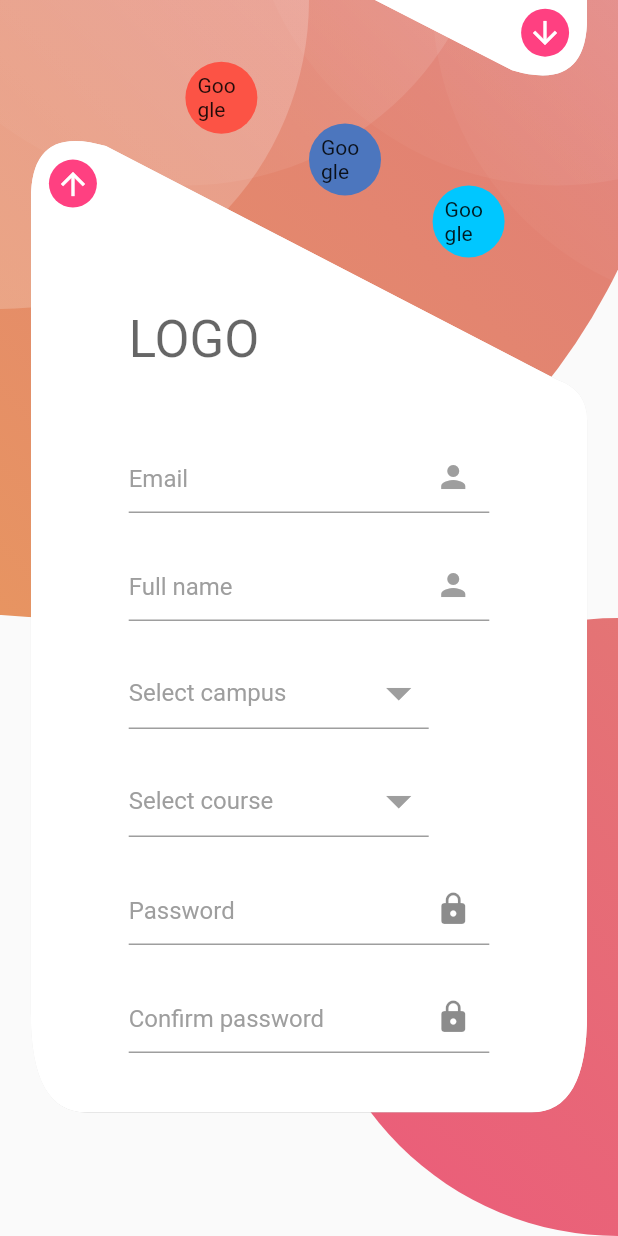
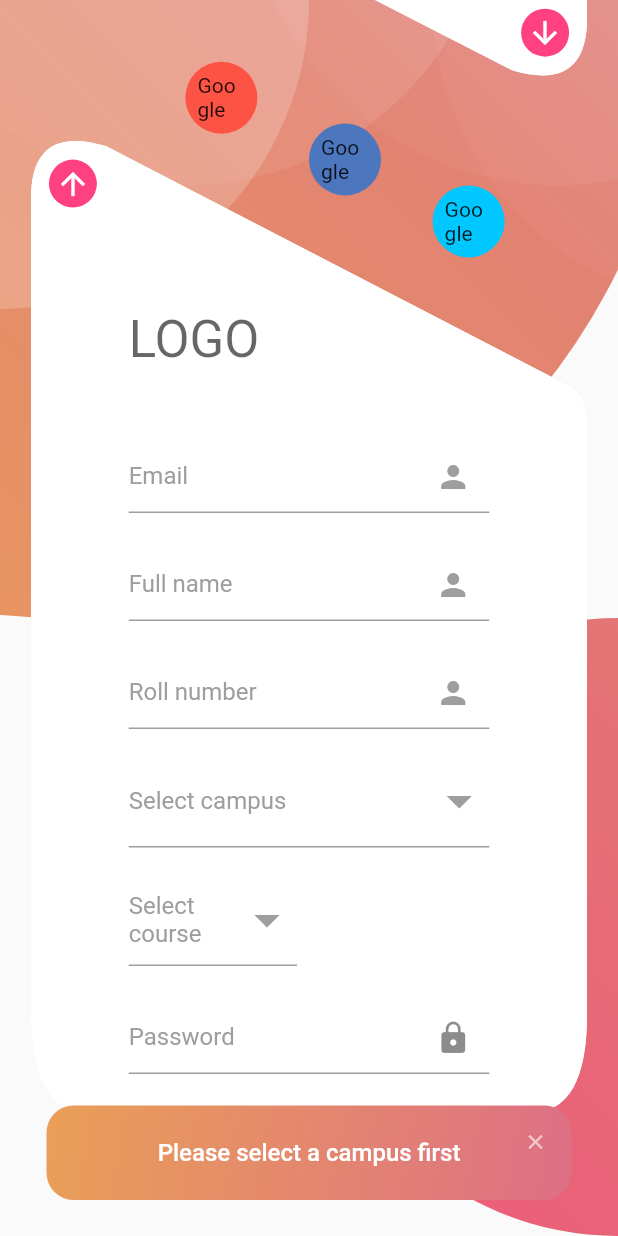
Before and after one commit to Adityashahi4465/ASCentralDesk, a Flutter app: the screen it shows after launch, after a tap on "Login", on a phone screen of 412 x 824 dp. Run offline on Flutter 3.47's test engine with Material 2 defaults, Android fonts, the light colour scheme and no system bars; our stand-ins replace flutter_riverpod.

Commit message:
Sign up Form completion.

```diff
--- a/lib/constants/app_constant.dart
+++ b/lib/constants/app_constant.dart
@@ -7,6 +7,11 @@ const EMAIL_AUTH_VALIDATION_INVALID = 'This email is invalid!';
 const NAME_AUTH_HINT = "Full name";
 const NAME_AUTH_VALIDATION_EMPTY = "Your name can't be empty!";
 const NAME_AUTH_VALIDATION_INVALID = 'This name is invalid!';
+
+const ROLL_NUMBER_AUTH_HINT = "Roll number";
+const ROLL_NUMBER_AUTH_VALIDATION_EMPTY = "Your roll no. can't be empty!";
+const ROLL_NUMBER_AUTH_VALIDATION_INVALID = 'This roll no. is invalid!';
+
 
 const SELECT_CAMPUS_HINT = "Select campus";
 const SELECT_COURSE_HINT = "Select course";
--- a/lib/core/common/dropdown_button.dart
+++ b/lib/core/common/dropdown_button.dart
@@ -4,7 +4,6 @@ import 'package:flutter/material.dart';
 class CustomDropdown<T> extends StatelessWidget {
   final String labelText;
   final String hintText;
-
   final List<T> items;
   final T? value;
   final ValueChanged<T?> onChanged;
@@ -21,16 +20,12 @@ class CustomDropdown<T> extends StatelessWidget {
   @override
   Widget build(BuildContext context) {
     return DropdownButton<T>(
+      elevation: 2,
       isExpanded: true,
       iconSize: 40,
       iconEnabledColor: Colors.grey,
       iconDisabledColor: Colors.grey,
       menuMaxHeight: 400,
-      style: const TextStyle(
-        color: Colors.black,
-        fontSize: 16,
-        fontWeight: FontWeight.w500,
-      ),
       underline: Container(
         height: 1,
         color: Colors.grey,
@@ -48,7 +43,14 @@ class CustomDropdown<T> extends StatelessWidget {
       items: items.map((item) {
         return DropdownMenuItem<T>(
           value: item,
-          child: Text(item.toString()),
+          child: Text(
+            item.toString(),
+            style: TextStyle(
+              fontSize: 18,
+              fontWeight: FontWeight.w500,
+              color: Colors.black.withOpacity(0.6),
+            ),
+          ),
         );
       }).toList(),
     );
--- /dev/null
+++ b/lib/core/utils/form_validators.dart
@@ -0,0 +1,48 @@
+import 'package:flutter_riverpod/flutter_riverpod.dart';
+
+final validationServiceProvider = Provider<ValidationService>((ref) {
+  return ValidationService();
+});
+
+
+class ValidationService {
+   String? validateEmail(String? value) {
+    if (value == null || value.isEmpty) {
+      return 'Please enter your email address';
+    }
+    // You can add more specific email validation if needed
+    return null;
+  }
+
+  String? validateName(String? value) {
+    if (value == null || value.isEmpty) {
+      return 'Please enter your name';
+    }
+    return null;
+  }
+
+  String? validateRollNumber(String? value) {
+    if (value == null || value.isEmpty) {
+      return 'Please enter your roll number';
+    }
+    return null;
+  }
+
+  String? validatePassword(String? value) {
+    if (value == null || value.isEmpty) {
+      return 'Please enter a password';
+    }
+    // You can add more specific password validation if needed
+    return null;
+  }
+
+  String? validateConfirmPassword(String? value, String? password) {
+    if (value == null || value.isEmpty) {
+      return 'Please confirm your password';
+    }
+    if (value != password) {
+      return 'Passwords do not match';
+    }
+    return null;
+  }
+}
--- /dev/null
+++ b/lib/core/utils/snakbar.dart
@@ -0,0 +1,66 @@
+import 'package:as_central_desk/core/utils/color_utility.dart';
+import 'package:flutter/material.dart';
+
+void showCustomSnackbar(BuildContext context, String message) {
+  final Size size = MediaQuery.of(context).size;
+
+  ScaffoldMessenger.of(context).showSnackBar(
+    SnackBar(
+      content: SizedBox(
+        child: Stack(
+          children: [
+            Container(
+              padding: const EdgeInsets.symmetric(
+                vertical: 22,
+                horizontal: 16,
+              ),
+              decoration: BoxDecoration(
+                // border:
+                // Border.all(color: Colors.white.withOpacity(0.5), width: 1),
+                borderRadius: BorderRadius.circular(
+                    18), // Adjust the border radius as needed
+                gradient: LinearGradient(
+                  begin: Alignment.topLeft,
+                  end: Alignment.bottomRight,
+                  colors: [
+                    Color(getColorHexFromStr("#EA9F57")),
+                    Color(getColorHexFromStr("#DD6F85")),
+                  ],
+                ),
+              ),
+              child: Center(
+                child: Text(
+                  message,
+                  style: const TextStyle(
+                    color: Colors.white,
+                    fontSize: 16,
+                    fontWeight: FontWeight.w500,
+                  ),
+                ),
+              ),
+            ),
+            Positioned(
+              top: 0,
+              right: 0,
+              child: IconButton(
+                icon: Icon(
+                  Icons.close,
+                  color: Colors.white.withOpacity(0.6),
+                  size: 16,
+                ),
+                onPressed: () {
+                  ScaffoldMessenger.of(context).hideCurrentSnackBar();
+                },
+              ),
+            ),
+          ],
+        ),
+      ),
+      backgroundColor:
+          Colors.transparent, // Make Snackbar background transparent
+      elevation: 0, // Remove Snackbar elevation
+      behavior:
+          SnackBarBehavior.floating, // Floating behavior for custom height
+    ),
+  );
+}
--- a/lib/features/auth/views/auth_screen.dart
+++ b/lib/features/auth/views/auth_screen.dart
@@ -4,6 +4,7 @@ import 'package:as_central_desk/constants/app_constant.dart';
 import 'package:flutter/material.dart';
 
 import '../../../core/utils/color_utility.dart';
+import '../../../core/utils/snakbar.dart';
 import '../animations/auth_animations.dart';
 
 class AuthScreen extends StatefulWidget {
@@ -171,6 +172,10 @@ class AuthScreenState extends State<AuthScreen> with TickerProviderStateMixin {
                     children: <Widget>[
                       SignInTab(
                         onPressed: () {
+                          showCustomSnackbar(
+                            context,
+                            'Please select a campus first',
+                          );
                           _pageController.animateToPage(1,
                               duration: const Duration(milliseconds: 1000),
                               curve: Curves.fastOutSlowIn);
@@ -178,9 +183,13 @@ class AuthScreenState extends State<AuthScreen> with TickerProviderStateMixin {
                       ),
                       SignUpTab(
                         onPressed: () {
-                          _pageController.animateToPage(0,
-                              duration: const Duration(milliseconds: 1000),
-                              curve: Curves.fastOutSlowIn);
+                          showCustomSnackbar(
+                            context,
+                            'Please select a campus first',
+                          );
+                          // _pageController.animateToPage(0,
+                          //     duration: const Duration(milliseconds: 1000),
+                          //     curve: Curves.fastOutSlowIn);
                         },
                       ),
                     ],
--- a/lib/features/auth/widgets/form_text_field.dart
+++ b/lib/features/auth/widgets/form_text_field.dart
@@ -1,4 +1,3 @@
-
 import 'package:flutter/material.dart';
 
 class CustomFormTextField extends StatefulWidget {
@@ -29,8 +28,11 @@ class _CustomFormTextFieldState extends State<CustomFormTextField> {
   @override
   Widget build(BuildContext context) {
     return TextFormField(
-      style: widget.textTheme.titleLarge!
-          .copyWith(color: Colors.black87, letterSpacing: 1.2),
+      style: TextStyle(
+        fontSize: 18,
+        fontWeight: FontWeight.w500,
+        color: Colors.black.withOpacity(0.6),
+      ),
       decoration: InputDecoration(
         hintText: widget.hint,
         hintStyle: widget.textTheme.titleMedium!.copyWith(
--- a/lib/features/auth/widgets/sign_up/sign_up_form.dart
+++ b/lib/features/auth/widgets/sign_up/sign_up_form.dart
@@ -1,4 +1,5 @@
 import 'package:flutter/material.dart';
+import 'package:flutter_riverpod/flutter_riverpod.dart';
 
 import '../../../../component/logo_text.dart';
 import '../../../../component/rounded_button.dart';
@@ -6,15 +7,19 @@ import '../../../../constants/app_constant.dart';
 import '../../../../constants/campus_data.dart';
 import '../../../../core/common/dropdown_button.dart';
 import '../../../../core/utils/color_utility.dart';
+import '../../../../core/utils/form_validators.dart';
+import '../../../../core/utils/snakbar.dart';
 import '../form_text_field.dart';
 
-class SignUpForm extends StatefulWidget {
+// ignore: must_be_immutable
+class SignUpForm extends ConsumerStatefulWidget {
   final GlobalKey<FormState> formKey;
   final Function() onPressed;
   final Size size;
   final TextTheme textTheme;
   String? selectedCampus;
   String? selectedCourse;
+  String? selectedSem;
   final TextEditingController emailController;
   final TextEditingController passwordController;
   final TextEditingController confirmPasswordController;
@@ -33,17 +38,34 @@ class SignUpForm extends StatefulWidget {
     required this.confirmPasswordController,
     required this.rollNumberController, // Initialize the roll number controller
     required this.nameController,
-    required this.selectedCampus,
-    required this.selectedCourse, // Initialize the additional email controller
+    this.selectedCampus,
+    this.selectedCourse,
+    this.selectedSem,
   });
 
   @override
-  State<SignUpForm> createState() => _SignUpFormState();
+  ConsumerState<ConsumerStatefulWidget> createState() => _SignUpFormState();
 }
 
-class _SignUpFormState extends State<SignUpForm> {
+class _SignUpFormState extends ConsumerState<SignUpForm> {
+  void updateAvailableCourses(String newCampus) {
+    if (newCampus != widget.selectedCampus) {
+      setState(() {
+        widget.selectedCampus = newCampus;
+        widget.selectedCourse =
+            null; // Reset selected course only when campus changes
+      });
+    } else {
+      setState(() {
+        widget.selectedCampus = newCampus;
+      });
+    }
+  }
+
   @override
   Widget build(BuildContext context) {
+    final validationService = ref.watch(validationServiceProvider);
+
     return Padding(
       padding:
           EdgeInsets.only(top: widget.size.height * 0.15, left: 24, right: 24),
@@ -68,9 +90,7 @@ class _SignUpFormState extends State<SignUpForm> {
                 child: CustomFormTextField(
                   controller: widget.emailController,
                   textTheme: widget.textTheme,
-                  validator: (val) {
-                    return '';
-                  },
+                  validator: (val) => validationService.validateEmail(val)!,
                   hint: EMAIL_AUTH_HINT,
                   suffixIcon: Icons.person,
                   isPassword: false,
@@ -84,11 +104,9 @@ class _SignUpFormState extends State<SignUpForm> {
                   horizontal: widget.size.width * 0.1,
                 ),
                 child: CustomFormTextField(
-                  controller: widget.emailController,
+                  controller: widget.nameController,
                   textTheme: widget.textTheme,
-                  validator: (val) {
-                    return '';
-                  },
+                  validator: (val) => validationService.validateName(val)!,
                   hint: NAME_AUTH_HINT,
                   suffixIcon: Icons.person,
                   isPassword: false,
@@ -101,18 +119,30 @@ class _SignUpFormState extends State<SignUpForm> {
                 padding: EdgeInsets.symmetric(
                   horizontal: widget.size.width * 0.1,
                 ),
+                child: CustomFormTextField(
+                  controller: widget.rollNumberController,
+                  textTheme: widget.textTheme,
+                  validator: (val) => validationService.validateEmail(val)!,
+                  hint: ROLL_NUMBER_AUTH_HINT,
+                  suffixIcon: Icons.person,
+                  isPassword: false,
+                ),
+              ),
+              const SizedBox(
+                height: 24,
+              ),
+              Padding(
+                padding: EdgeInsets.symmetric(
+                  horizontal: widget.size.width * 0.1,
+                ),
                 child: SizedBox(
-                  width: 200,
-                  height: 56,
+                  height: 63,
                   child: CustomDropdown<String>(
                     labelText: '',
                     items: campusList,
                     value: widget.selectedCampus,
-                    onChanged: (newValue) {
-                      setState(() {
-                        widget.selectedCampus = newValue!;
-                      });
-                    },
+                    onChanged: (newCampus) =>
+                        updateAvailableCourses(newCampus!),
                     hintText: SELECT_CAMPUS_HINT,
                   ),
                 ),
@@ -124,9 +154,21 @@ class _SignUpFormState extends State<SignUpForm> {
                 padding: EdgeInsets.symmetric(
                   horizontal: widget.size.width * 0.1,
                 ),
+                child: Row(
+                  children: [
+                    Expanded(
+                      child: Padding(
+                        padding: const EdgeInsets.only(
+                            right: 8), // Add spacing between the dropdowns
+                        child: GestureDetector(
+                          onTap: () => widget.selectedCampus == null
+                              ? showCustomSnackbar(
+                                  context,
+                                  'Please select a campus first',
+                                )
+                              : null,
                           child: SizedBox(
-                  width: 200,
-                  height: 56,
+                            height: 63,
                             child: CustomDropdown<String>(
                               labelText: '',
                               items: (widget.selectedCampus != null)
@@ -135,11 +177,44 @@ class _SignUpFormState extends State<SignUpForm> {
                               value: widget.selectedCourse,
                               onChanged: (newValue) {
                                 setState(() {
-                        widget.selectedCampus = newValue!;
+                                  widget.selectedCourse = newValue!;
                                 });
                               },
                               hintText: SELECT_COURSE_HINT,
                             ),
+                          ),
+                        ),
+                      ),
+                    ),
+                    Expanded(
+                      child: Padding(
+                        padding: const EdgeInsets.only(left: 8),
+                        child: widget.selectedCourse != null
+                            ? SizedBox(
+                                height: 63,
+                                child: CustomDropdown<String>(
+                                  labelText: '',
+                                  items: List.generate(
+                                    (widget.selectedCourse == 'DCE' ||
+                                            widget.selectedCourse == 'BCA' ||
+                                            widget.selectedCourse == 'MLT')
+                                        ? 6
+                                        : 8,
+                                    (index) => 'Semester ${index + 1}',
+                                  ),
+                                  value: widget.selectedSem,
+                                  onChanged: (newValue) {
+                                    setState(() {
+                                      widget.selectedSem = newValue!;
+                                    });
+                                  },
+                                  hintText: 'Select Semester',
+                                ),
+                              )
+                            : Container(), // If no course is selected, show an empty container
+                      ),
+                    ),
+                  ],
                 ),
               ),
               const SizedBox(
@@ -153,9 +228,8 @@ class _SignUpFormState extends State<SignUpForm> {
                   child: CustomFormTextField(
                     controller: widget.passwordController,
                     textTheme: widget.textTheme,
-                    validator: (val) {
-                      return '';
-                    },
+                    validator: (val) =>
+                        validationService.validatePassword(val)!,
                     hint: PASSWORD_AUTH_HINT,
                     suffixIcon: Icons.lock,
                     isPassword: true,
@@ -171,9 +245,8 @@ class _SignUpFormState extends State<SignUpForm> {
                 child: CustomFormTextField(
                   controller: widget.confirmPasswordController,
                   textTheme: widget.textTheme,
-                  validator: (val) {
-                    return '';
-                  },
+                  validator: (val) => validationService.validateConfirmPassword(
+                      val, widget.confirmPasswordController.text)!,
                   hint: CONFIRM_PASSWORD_AUTH_HINT,
                   suffixIcon: Icons.lock,
                   isPassword: true,
--- a/lib/features/auth/widgets/sign_up/signup_tab.dart
+++ b/lib/features/auth/widgets/sign_up/signup_tab.dart
@@ -24,6 +24,7 @@ class _SignUpTabState extends State<SignUpTab> {
   final nameController = TextEditingController();
   String? selectedCampus;
   String? selectedCourse;
+  String? selectedSem;
 
   @override
   Widget build(BuildContext context) {
@@ -56,7 +57,10 @@ class _SignUpTabState extends State<SignUpTab> {
                       passwordController: passwordController,
                       confirmPasswordController: confirmPasswordController,
                       rollNumberController: rollNumberController,
-                      nameController: nameController, selectedCampus: selectedCampus, selectedCourse: selectedCourse,
+                      nameController: nameController,
+                      selectedCampus: selectedCampus,
+                      selectedCourse: selectedCourse,
+                      selectedSem: selectedSem,
                     ),
                   ),
                 ),
--- a/lib/main.dart
+++ b/lib/main.dart
@@ -1,5 +1,6 @@
 import 'package:flutter/material.dart';
 import 'package:flutter/services.dart';
+import 'package:flutter_riverpod/flutter_riverpod.dart';
 
 import 'features/auth/views/auth_screen.dart';
 
@@ -10,7 +11,11 @@ Future run() async {
   await SystemChrome.setPreferredOrientations(
       [DeviceOrientation.portraitUp, DeviceOrientation.portraitDown]);
 
-  runApp(const MyApp());
+  runApp(
+    const ProviderScope(
+      child: MyApp(),
+    ),
+  );
 }
 
 class MyApp extends StatelessWidget {
```
Lines whose indentation alone changed are shown as unchanged.
